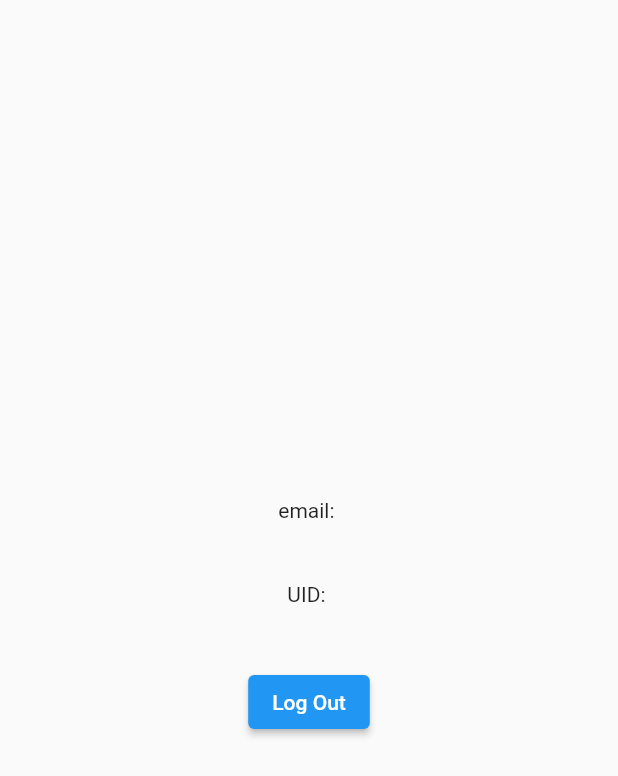
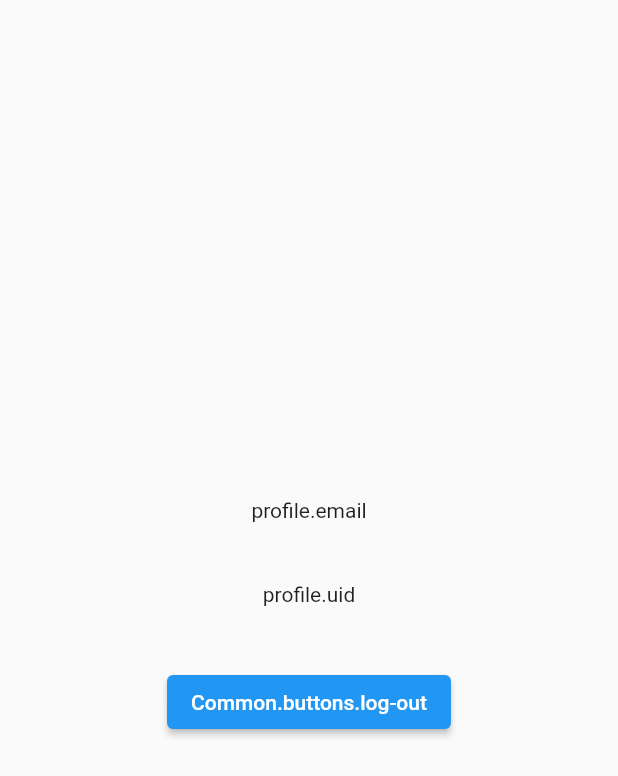
Before and after one commit to egemenongel/firebase_app, a Flutter app: the screen it shows once a user with an empty profile is signed in, on a phone screen of 412 x 824 dp. Shown: the top 776 px of the screen. Run offline on Flutter 3.47's test engine with Material 2 defaults, Android fonts, the phone set to English and light mode, and no system bars; our stand-ins replace firebase_auth, firebase_core, flutter_dotenv, flutter_i18n, fluttertoast; accounts and stored records are empty; network calls fail.

Commit message:
Update profile Profile is changed to mvvm structure.

```diff
--- a/assets/translations/common/en/common.json
+++ b/assets/translations/common/en/common.json
@@ -2,7 +2,8 @@
    "common":{
       "buttons":{
          "login":"login",
-         "register":"register"
+         "register":"register",
+         "log-out":"log out"
       },
       "errors":{
          "user-not-found":"There is no user with these credentials.",
--- a/assets/translations/common/tr/common.json
+++ b/assets/translations/common/tr/common.json
@@ -2,7 +2,8 @@
     "common":{
        "buttons":{
           "login":"giriş yap",
-          "register":"kayıt ol"
+          "register":"kayıt ol",
+          "log-out":"çıkış yap"
        },
        "errors":{
           "user-not-found":"Bu bilgilerle eşleşen bir kullanıcı bulunamadı.",
@@ -12,7 +13,7 @@
           "email-already-in-use":"Bu eposta adresi ile bir kullanıcı mevcut. Şifreni mi unuttun?",
           "operation-not-allowed":"Bir hata oluştu. Lütfen daha sonra tekrar deneyin.",
           "weak-password":"Lütfen en az 6 haneli bir şifre girin.",
-          "network-request-failed":"Ag hatasi. Lutfen internet baglantinizi kontrol edip tekrar deneyin.",
+          "network-request-failed":"Ağ hatası. Lütfen internet bağlantınızı kontrol edip tekrar deneyin.",
           "unknown-exception":"Bilinmeyen Hata"
        }
     }
--- a/lib/features/views/auth/login/view/login_view.dart
+++ b/lib/features/views/auth/login/view/login_view.dart
@@ -52,7 +52,7 @@ class LoginView extends StatelessWidget {
 
   ElevatedButton _buildLoginButton(LoginViewmodel viewmodel) {
     return ElevatedButton(
-      onPressed: () => viewmodel.login(),
+      onPressed: () async => await viewmodel.login(),
       child: const TranslatedText(
         'common.buttons.login',
         textCase: StringCase.title,
--- a/lib/features/views/auth/register/viewmodel/register_viewmodel.dart
+++ b/lib/features/views/auth/register/viewmodel/register_viewmodel.dart
@@ -1,6 +1,6 @@
 import 'package:firebase_app/core/base/viewmodel/base_viewmodel.dart';
 import 'package:firebase_app/features/views/auth/register/service/register_service.dart';
-import 'package:firebase_app/features/views/profile.dart';
+import 'package:firebase_app/features/views/home/profile/view/profile_view.dart';
 import 'package:flutter/material.dart';
 import 'package:flutter_i18n/flutter_i18n.dart';
 import 'package:fluttertoast/fluttertoast.dart';
--- /dev/null
+++ b/lib/features/views/home/profile/service/profile_service.dart
@@ -0,0 +1,16 @@
+import 'dart:developer';
+
+import 'package:firebase_app/features/services/auth_service.dart';
+
+class ProfileService extends AuthService {
+  get fetchProfileInfo => super.userInfo;
+
+  Future<dynamic> logOut() async {
+    try {
+      return await instance.signOut();
+    } catch (e) {
+      log('$e');
+      return 'unknown-exception';
+    }
+  }
+}
--- /dev/null
+++ b/lib/features/views/home/profile/translation/en/profile.json
@@ -0,0 +1,6 @@
+{
+    "profile":{
+        "email":"Email: {email}",
+        "uid":"UID: {uid}"
+    }
+}
--- /dev/null
+++ b/lib/features/views/home/profile/translation/tr/profile.json
@@ -0,0 +1,6 @@
+{
+    "profile":{
+        "email":"Eposta: {email}",
+        "uid":"UID: {uid}"
+    }
+}
--- /dev/null
+++ b/lib/features/views/home/profile/view/profile_view.dart
@@ -0,0 +1,70 @@
+import 'package:firebase_app/core/base/view/base_view.dart';
+import 'package:firebase_app/core/components/translated_text.dart';
+import 'package:firebase_app/core/enums/string_case_enum.dart';
+import 'package:firebase_app/features/views/home/profile/viewmodel/profile_viewmodel.dart';
+import 'package:flutter/material.dart';
+
+class ProfileView extends StatefulWidget {
+  const ProfileView({Key? key}) : super(key: key);
+
+  @override
+  State<ProfileView> createState() => _ProfileViewState();
+}
+
+class _ProfileViewState extends State<ProfileView> {
+  @override
+  Widget build(BuildContext context) {
+    return BaseView<ProfileViewmodel>(
+      onModelReady: (viewmodel) => viewmodel.initialize(),
+      viewmodelBuilder: () => ProfileViewmodel(context),
+      builder: ((context, viewmodel, ___) => _buildScaffold(
+            context,
+            viewmodel,
+          )),
+    );
+  }
+
+  Scaffold _buildScaffold(
+    BuildContext context,
+    ProfileViewmodel viewmodel,
+  ) {
+    return Scaffold(
+      body: Row(
+        children: [
+          Expanded(
+            child: Column(
+              mainAxisAlignment: MainAxisAlignment.center,
+              children: [
+                _buildEmail(viewmodel),
+                const SizedBox(height: 40),
+                _buildUid(viewmodel),
+                const SizedBox(height: 40),
+                _buildLogOutButton(viewmodel)
+              ],
+            ),
+          ),
+        ],
+      ),
+    );
+  }
+
+  TranslatedText _buildEmail(ProfileViewmodel viewmodel) => TranslatedText(
+        'profile.email',
+        params: {'email': '${viewmodel.fetchProfile.email}'},
+      );
+
+  TranslatedText _buildUid(ProfileViewmodel viewmodel) => TranslatedText(
+        'profile.uid',
+        params: {'uid': viewmodel.fetchProfile.uid},
+      );
+
+  ElevatedButton _buildLogOutButton(ProfileViewmodel viewmodel) {
+    return ElevatedButton(
+      onPressed: () async => await viewmodel.logOut(),
+      child: const TranslatedText(
+        'common.buttons.log-out',
+        textCase: StringCase.title,
+      ),
+    );
+  }
+}
--- /dev/null
+++ b/lib/features/views/home/profile/viewmodel/profile_viewmodel.dart
@@ -0,0 +1,20 @@
+import 'package:firebase_app/core/base/viewmodel/base_viewmodel.dart';
+import 'package:firebase_app/features/views/home/profile/service/profile_service.dart';
+import 'package:firebase_auth/firebase_auth.dart';
+import 'package:flutter_i18n/flutter_i18n.dart';
+import 'package:fluttertoast/fluttertoast.dart';
+
+class ProfileViewmodel extends BaseViewmodel {
+  ProfileViewmodel(super.context);
+
+  User get fetchProfile => ProfileService().fetchProfileInfo;
+
+  Future<dynamic> logOut() async {
+    await ProfileService().logOut().then((response) {
+      if (response is String) {
+        Fluttertoast.showToast(
+            msg: FlutterI18n.translate(context, 'common.errors.$response'));
+      }
+    });
+  }
+}
--- a/lib/features/views/profile.dart
+++ /dev/null
@@ -1,44 +0,0 @@
-import 'package:firebase_app/features/services/auth_service.dart';
-import 'package:flutter/material.dart';
-
-class ProfileView extends StatefulWidget {
-  const ProfileView({Key? key}) : super(key: key);
-
-  @override
-  State<ProfileView> createState() => _ProfileViewState();
-}
-
-class _ProfileViewState extends State<ProfileView> {
-  @override
-  Widget build(BuildContext context) {
-    return Scaffold(
-      body: Row(
-        children: [
-          Expanded(
-            child: Column(
-              mainAxisAlignment: MainAxisAlignment.center,
-              children: [
-                _buildEmail(),
-                const SizedBox(height: 40),
-                _buildUid(),
-                const SizedBox(height: 40),
-                _buildLogOutButton()
-              ],
-            ),
-          ),
-        ],
-      ),
-    );
-  }
-
-  Text _buildEmail() => Text('email: ${AuthService().userInfo!.email!}');
-
-  Text _buildUid() => Text('UID: ${AuthService().userInfo!.uid}');
-
-  ElevatedButton _buildLogOutButton() {
-    return ElevatedButton(
-      onPressed: () async => await AuthService().logOut(),
-      child: const Text('Log Out'),
-    );
-  }
-}
--- a/lib/features/wrapper.dart
+++ b/lib/features/wrapper.dart
@@ -1,5 +1,5 @@
 import 'package:firebase_app/features/views/auth/login/view/login_view.dart';
-import 'package:firebase_app/features/views/profile.dart';
+import 'package:firebase_app/features/views/home/profile/view/profile_view.dart';
 import 'package:firebase_auth/firebase_auth.dart';
 import 'package:flutter/material.dart';
 import 'package:provider/provider.dart';
--- a/tools/create_translations/bin/create_translations.dart
+++ b/tools/create_translations/bin/create_translations.dart
@@ -48,6 +48,7 @@ class LanguageManager {
     _pathList = [
       "auth/login/translation/$language/login.json",
       "auth/register/translation/$language/register.json",
+      "home/profile/translation/$language/profile.json",
     ];
 
     _inputPathList.add(_commonPath);
```
Also changed, not shown: lib/features/services/auth_service.dart (+0 -11 lines).
